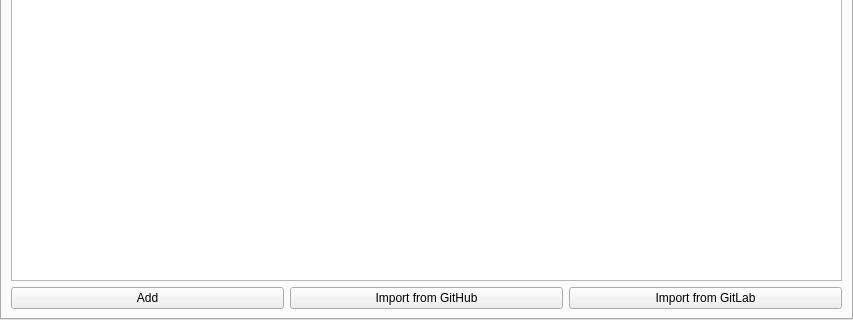
Qt form jdAppdataEdit/MainWindow.ui (JakobDev/jdAppStreamEdit) before a commit; both pictures show x 0 to 853 and y 306 to 626 of the 853 by 626 pixel window.
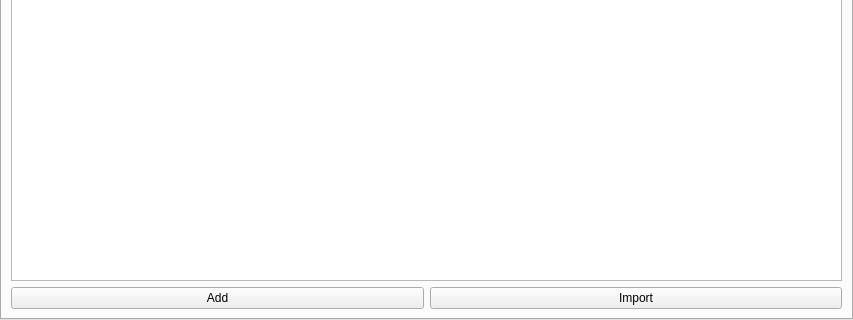
The same form after that commit. The open tabs and pages were chosen to show the change.

```diff
--- a/jdAppdataEdit/MainWindow.ui
+++ b/jdAppdataEdit/MainWindow.ui
@@ -357,14 +357,7 @@
           <item>
            <widget class="QPushButton" name="release_import_github_button">
             <property name="text">
-             <string>Import from GitHub</string>
-            </property>
-           </widget>
-          </item>
-          <item>
-           <widget class="QPushButton" name="release_import_gitlab_button">
-            <property name="text">
-             <string>Import from GitLab</string>
+             <string>Import</string>
             </property>
            </widget>
           </item>
```
Left out of the diff: 10 changed lines with no effect on the pictures.
